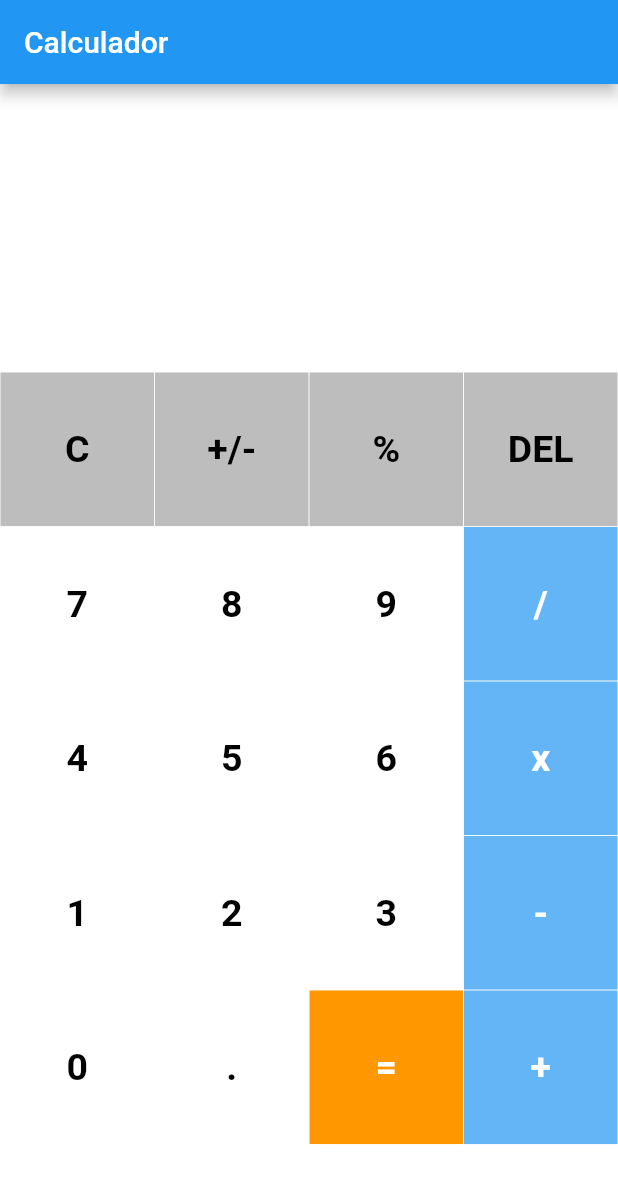
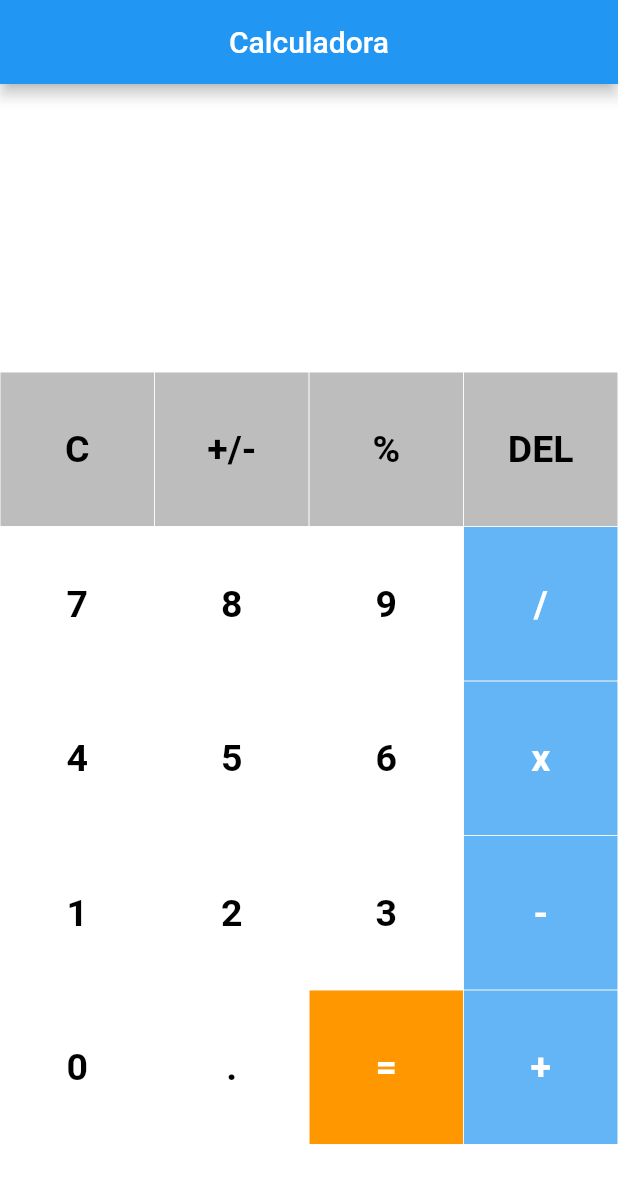
Before and after one commit to ericarodrigs/academy-semana-2, a Flutter app: the screen it shows after launch, after a tap on "+/-", on a phone screen of 412 x 824 dp. Shown: the top 1184 px of the screen. Run offline on Flutter 3.47's test engine with Material 2 defaults, Android fonts, the phone set to English and light mode, and no system bars; our stand-ins replace math_expressions.

Commit message:
fixing warnings

```diff
--- a/lib/button.dart
+++ b/lib/button.dart
@@ -3,19 +3,26 @@ import 'package:flutter/material.dart';
 class Button extends StatelessWidget {
   //Defina essas propriedades para nossa classe 'Button'
 
-  final color;
-  final textColor;
+  final Color? color;
+  final Color textColor;
   final String buttonText;
-  final buttontapped;
+  final Function()? buttontapped;
 
   //Faça aqui um construtor para receber via parametro
   // e popular nossas propriedade
-  Button({ required this.color, required this.textColor, required this.buttonText, this.buttontapped});
+  const Button(
+      {Key? key,
+      required this.color,
+      required this.textColor,
+      required this.buttonText,
+      this.buttontapped})
+      : super(key: key);
+
   //Abaixo temos o comentario
   // indicando onde cada propriedade devera ir
 
   @override
-  Widget build(BuildContext context){
+  Widget build(BuildContext context) {
     return GestureDetector(
       onTap: buttontapped,
       child: Padding(
@@ -29,8 +36,7 @@ class Button extends StatelessWidget {
                 style: TextStyle(
                     color: textColor,
                     fontSize: 25,
-                    fontWeight: FontWeight.bold
-                ),
+                    fontWeight: FontWeight.bold),
               ),
             ),
           ),
--- a/lib/main.dart
+++ b/lib/main.dart
@@ -13,14 +13,14 @@ import 'package:math_expressions/math_expressions.dart';
 // lembrando que devemos executar estas operação como alteração de estado,
 // então é usado a chamada do nosso metodo "setState".
 
-void main() {
-  runApp(MyApp());
-}
+void main() => runApp(const MyApp());
 
 class MyApp extends StatelessWidget {
+  const MyApp({Key? key}) : super(key: key);
+
   @override
   Widget build(BuildContext context) {
-    return MaterialApp(
+    return const MaterialApp(
       home: HomePage(),
     );
   }
@@ -30,13 +30,16 @@ class MyApp extends StatelessWidget {
 // e a classe MyApp é a classe que faz o desenho da nossa tela principal.
 
 class HomePage extends StatefulWidget {
+  const HomePage({Key? key}) : super(key: key);
+
   @override
-  _HomePageState createState() => _HomePageState();
+  State<HomePage> createState() => _HomePageState();
 }
 
 class _HomePageState extends State<HomePage> {
   //Nosso atributo "userInput" é um string que armazena o valor que está sendo digitado pelo usuário.
   String userInput = '';
+
   //Nosso atributo "answer" é um string que armazena o valor que está sendo mostrado na tela como resposta.
   String answer = '';
 
@@ -68,7 +71,7 @@ class _HomePageState extends State<HomePage> {
   Widget build(BuildContext context) {
     return Scaffold(
       appBar: AppBar(
-        title: Text('Calculador'),
+        title: const Center(child: Text('Calculadora')),
       ),
       backgroundColor: Colors.white38,
       //Esta Column é onde começa o desenho da nossa calculadora,
@@ -76,26 +79,24 @@ class _HomePageState extends State<HomePage> {
         children: <Widget>[
           //Este Expanded é onde fica o display da nossa calculadora,
           Expanded(
-              //Este Container é onde fica o que é digitado pelo usuário,
-              child: Container(
             child: Column(
               mainAxisAlignment: MainAxisAlignment.spaceEvenly,
               children: <Widget>[
                 Container(
-                  padding: EdgeInsets.all(20),
+                  padding: const EdgeInsets.all(20),
                   alignment: Alignment.centerRight,
                   child: Text(
                     userInput,
-                    style: TextStyle(fontSize: 18, color: Colors.white),
+                    style: const TextStyle(fontSize: 18, color: Colors.white),
                   ),
                 ),
                 //Já este Container é onde fica o que é mostrado na tela como resposta,
                 Container(
-                  padding: EdgeInsets.all(15),
+                  padding: const EdgeInsets.all(15),
                   alignment: Alignment.centerRight,
                   child: Text(
                     answer,
-                    style: TextStyle(
+                    style: const TextStyle(
                         fontSize: 30,
                         color: Colors.white,
                         fontWeight: FontWeight.bold),
@@ -103,22 +104,21 @@ class _HomePageState extends State<HomePage> {
                 )
               ],
             ),
-          )),
+          ),
           //Este Expanded é onde fica a lista de botões da calculadora,
           Expanded(
             flex: 3,
-            child: Container(
             //Aqui utilizamos o GridView.builder para criar uma lista de widget botões,
             child: GridView.builder(
               //Aqui utilizamos o itemCount para definir o número de botões que serão criados,
               itemCount: buttons.length,
               //Aqui utilizamos o gridDelegate para definir o tamanho dos botões,
-                gridDelegate: SliverGridDelegateWithFixedCrossAxisCount(
+              gridDelegate: const SliverGridDelegateWithFixedCrossAxisCount(
                   crossAxisCount: 4),
               //Aqui utilizamos o itemBuilder para criar os botões,
               itemBuilder: (BuildContext context, int index) {
                 //Clear Button
-                  if(buttons[index] == 'C'){
+                if (buttons[index] == 'C') {
                   return Button(
                     buttontapped: () {
                       setState(() {
@@ -131,7 +131,7 @@ class _HomePageState extends State<HomePage> {
                   );
                 }
                 // //Delete Button
-                  if(buttons[index] == 'DEL'){
+                if (buttons[index] == 'DEL') {
                   return Button(
                     buttontapped: () {
                       setState(() {
@@ -145,6 +145,7 @@ class _HomePageState extends State<HomePage> {
                 }
                 //Equal_to Button
                 if (buttons[index] == '=') {
+                  //TODO tentar resolver bug do botao '='. Tá crashando quando userInput == 0.
                   return Button(
                     buttontapped: () {
                       setState(() {
@@ -157,7 +158,7 @@ class _HomePageState extends State<HomePage> {
                   );
                 }
                 //Especial buttons
-                  if (buttons[index] == '+/-' || buttons[index] == '%'){
+                if (buttons[index] == '+/-' || buttons[index] == '%') {
                   return Button(
                       buttontapped: () =>
                           setState(() => userInput += buttons[index]),
@@ -181,7 +182,6 @@ class _HomePageState extends State<HomePage> {
               },
             ),
           ),
-          )
         ],
       ),
     );
```
Lines whose indentation alone changed are shown as unchanged.
